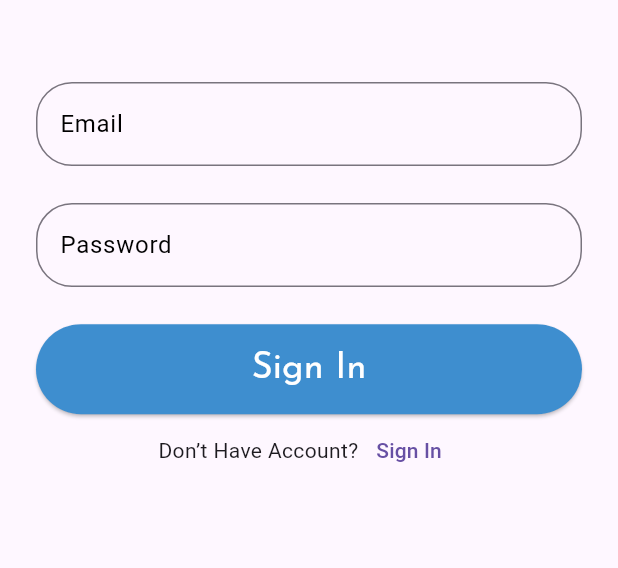
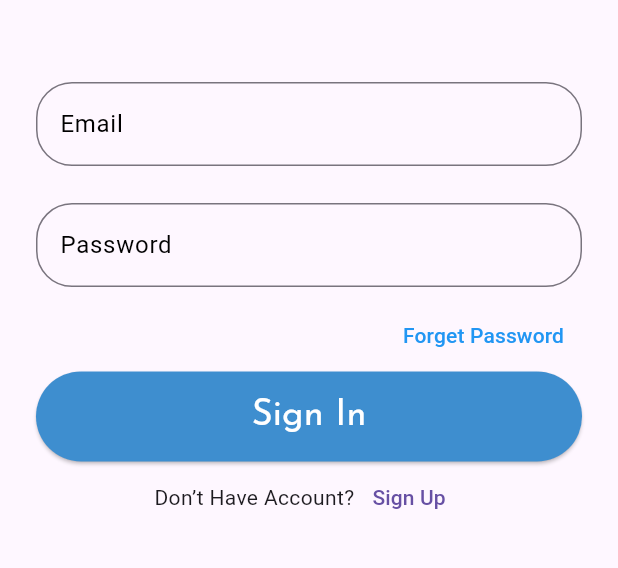
Before and after one commit to AhmedSamir25/moment, a Flutter app: the screen it shows after launch, after a tap on "Sign In", on a phone screen of 412 x 824 dp, the part 290-858 px from its top. Run offline on Flutter 3.47's test engine with Material 3 defaults, Android fonts, the phone set to English and light mode, and no system bars; our stand-ins replace cloud_firestore, firebase_auth, firebase_core, firebase_storage, flutter_bloc, image_picker and 1 more; accounts and stored records are empty.

Commit message:
forget password view and logic

```diff
--- a/lib/features/auth/presentation/view/widgets/auth_text_button.dart
+++ b/lib/features/auth/presentation/view/widgets/auth_text_button.dart
@@ -2,11 +2,12 @@ import 'package:flutter/material.dart';
 import 'package:moment/core/theme/text_style.dart';
 
 class AuthSignTextButton extends StatelessWidget {
-  const AuthSignTextButton({super.key, required this.onPressed});
+  const AuthSignTextButton({super.key, required this.onPressed, required this.textButton});
   final Function() onPressed;
+  final String textButton;
   @override
   Widget build(BuildContext context) {
-    return TextButton(onPressed:onPressed, child: Text('Sign In',
+    return TextButton(onPressed:onPressed, child: Text(textButton,
     style: StyleText.textStyle14,
     ));
   }
--- a/lib/features/auth/presentation/view/widgets/sign_in_view_body.dart
+++ b/lib/features/auth/presentation/view/widgets/sign_in_view_body.dart
@@ -3,6 +3,7 @@ import 'package:flutter_bloc/flutter_bloc.dart';
 import 'package:moment/core/theme/text_style.dart';
 import 'package:moment/features/auth/presentation/logic/auth_cubit/auth_cubit.dart';
 import 'package:moment/features/auth/presentation/logic/auth_cubit/auth_state.dart';
+import 'package:moment/features/auth/presentation/view/forget_password_view.dart';
 import 'package:moment/features/auth/presentation/view/widgets/auth_text_button.dart';
 import 'package:moment/features/auth/presentation/view/widgets/custom_elevated_button.dart';
 import 'package:moment/features/auth/presentation/view/widgets/title_body_auth.dart';
@@ -39,6 +40,11 @@ class SignInViewBody extends StatelessWidget {
                 emailController: emailController,
                 passwordController: passwordController,
               ),
+              TextButton(onPressed: (){
+                Navigator.push(context, MaterialPageRoute(builder: (context) => const ForgetPasswordView(),));
+              }, child: Align(
+                alignment: Alignment.centerRight,
+                child: Text('Forget Password',style: StyleText.textStyle14.copyWith(color: Colors.blue),))),
               CustomElevatedButton(
                 onPressed: () {
                   if (emailController.text.isEmpty &&
@@ -70,6 +76,7 @@ class SignInViewBody extends StatelessWidget {
                     style: StyleText.textStyle14,
                   ),
                   AuthSignTextButton(
+                    textButton: "Sign Up",
                     onPressed: () {
                       Navigator.pop(context);
                     },
--- a/lib/features/auth/presentation/view/widgets/sign_up_view_body.dart
+++ b/lib/features/auth/presentation/view/widgets/sign_up_view_body.dart
@@ -79,6 +79,7 @@ class SignUpViewBody extends StatelessWidget {
                     style: StyleText.textStyle14,
                   ),
                   AuthSignTextButton(
+                    textButton: "Sign In",
                     onPressed: () {
                       Navigator.push(
                           context,
--- a/lib/features/auth/presentation/view/widgets/user_sign_in_form.dart
+++ b/lib/features/auth/presentation/view/widgets/user_sign_in_form.dart
@@ -6,7 +6,7 @@ class UserSignInForm extends StatelessWidget {
  final TextEditingController emailController,passwordController;
   @override
   Widget build(BuildContext context) {
-     double heightMedia = MediaQuery.of(context).size.height * 0.03;
+     double heightMedia = MediaQuery.of(context).size.height ;
       return  Padding(
       padding: const EdgeInsets.only(top: 55),
       child: Column(
@@ -14,11 +14,11 @@ class UserSignInForm extends StatelessWidget {
         CustomTextFeild(
           controller: emailController,
           labelText: 'Email', keyboardType: TextInputType.emailAddress),
-        SizedBox(height:heightMedia,),
+        SizedBox(height:heightMedia *  0.03,),
         CustomTextFeild(
           controller: passwordController,
           labelText: 'Password', keyboardType: TextInputType.visiblePassword),
-        SizedBox(height:heightMedia,),
+        SizedBox(height:heightMedia *  0.01,),
         ],
       ),
     );
```
Also changed, not shown: lib/features/auth/presentation/view/forget_password_view.dart (added, +17 -0 lines), lib/features/auth/presentation/view/widgets/forget_password_view_body.dart (added, +52 -0 lines).
